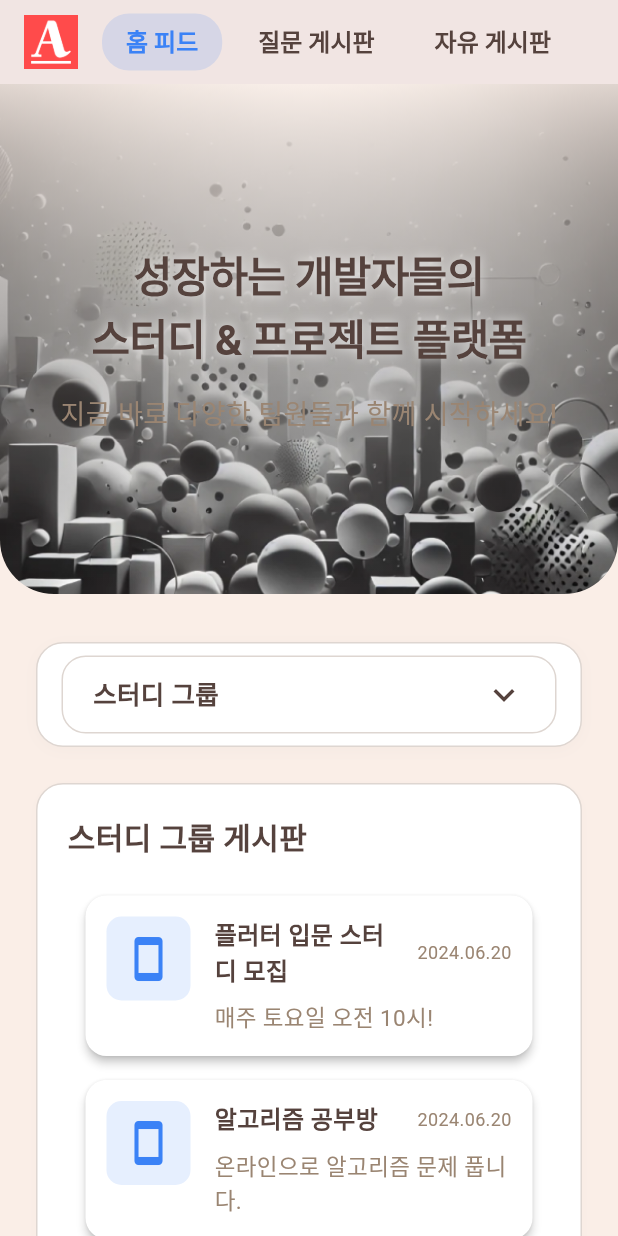
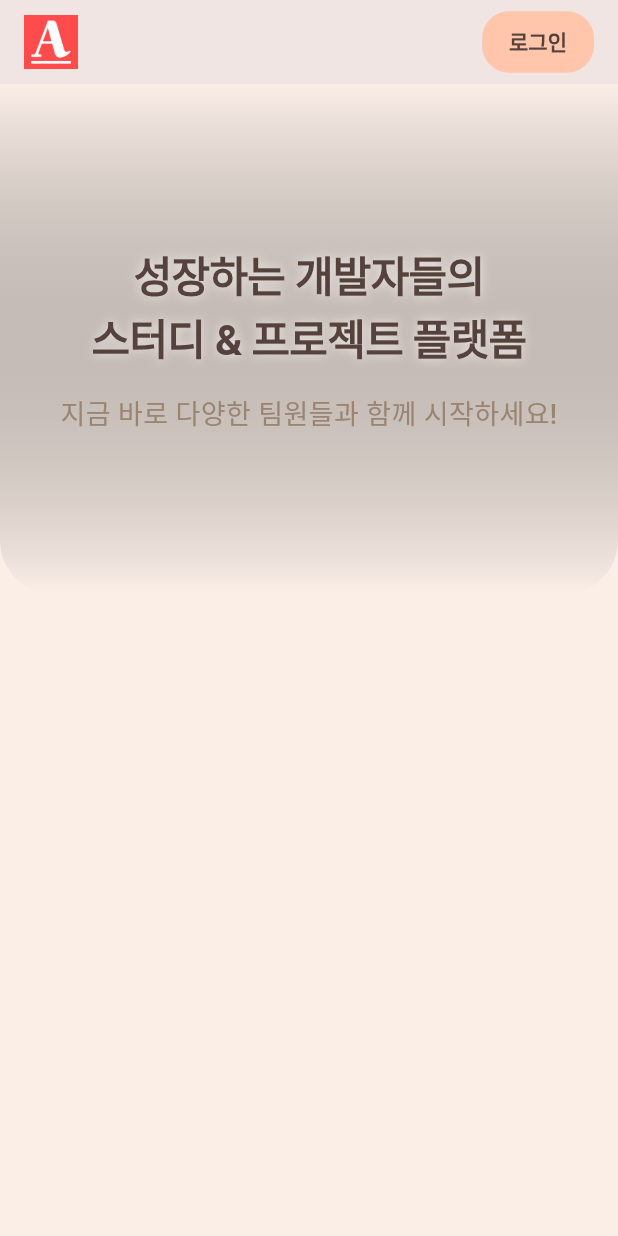
Before and after one commit to Afterburner2024/Afterburner-Flutter, a Flutter app: the screen it shows after launch, on a phone screen of 412 x 824 dp. Run offline on Flutter 3.47's test engine with Material 3 defaults, Android fonts, the phone set to English and light mode, and no system bars; our stand-ins replace firebase_auth, firebase_core; accounts and stored records are empty; Roboto replaces fonts that are missing (NotoSans).

Commit message:
메인 페이지 재작업

```diff
--- a/lib/boards/side_project_board.dart
+++ /dev/null
@@ -1,39 +0,0 @@
-import 'package:flutter/material.dart';
-import '../theme/app_theme.dart';
-import '../widgets/board_card.dart';
-
-class SideProjectBoard extends StatelessWidget {
-  const SideProjectBoard({super.key});
-
-  @override
-  Widget build(BuildContext context) {
-    return Column(
-      crossAxisAlignment: CrossAxisAlignment.start,
-      children: [
-        const Padding(
-          padding: EdgeInsets.only(left: 12.0, top: 4.0, bottom: 4.0),
-          child: Text(
-            '사이드 프로젝트 게시판',
-            style: TextStyle(
-              color: kPrimary,
-              fontSize: 20,
-              fontWeight: FontWeight.bold,
-            ),
-          ),
-        ),
-        BoardCard(
-          title: 'React + Node 커뮤니티 프로젝트',
-          description: '웹 개발자 모여라!',
-          imageUrl: 'https://picsum.photos/seed/project1/60/60', // 썸네일
-          date: '2024.06.21',
-        ),
-        BoardCard(
-          title: '모바일 앱 런칭 팀원 모집',
-          description: '기획, 디자인, 백엔드 구합니다.',
-          icon: Icons.smartphone, // 대표 아이콘
-          date: '2024.06.20',
-        ),
-      ],
-    );
-  }
-}
--- a/lib/boards/study_group_board.dart
+++ /dev/null
@@ -1,37 +0,0 @@
-import 'package:flutter/material.dart';
-import '../theme/app_theme.dart'; // 컬러/테마 import
-import '../widgets/board_card.dart';
-
-class StudyGroupBoard extends StatelessWidget {
-  const StudyGroupBoard({super.key});
-
-  @override
-  Widget build(BuildContext context) {
-    return Column(
-      crossAxisAlignment: CrossAxisAlignment.start,
-      children: const [
-        Text(
-          '스터디 그룹 게시판',
-          style: TextStyle(
-            color: kPrimary,
-            fontSize: 20,
-            fontWeight: FontWeight.bold,
-          ),
-        ),
-        SizedBox(height: 16),
-        BoardCard(
-          title: '플러터 입문 스터디 모집',
-          description: '매주 토요일 오전 10시!',
-          icon: Icons.smartphone, // 대표 아이콘
-          date: '2024.06.20',
-        ),
-        BoardCard(
-          title: '알고리즘 공부방',
-          description: '온라인으로 알고리즘 문제 풉니다.',
-          icon: Icons.smartphone, // 대표 아이콘
-          date: '2024.06.20',
-        ),
-      ],
-    );
-  }
-}
--- a/lib/screens/main_page.dart
+++ b/lib/screens/main_page.dart
@@ -1,21 +1,9 @@
 import 'package:flutter/material.dart';
 import '../theme/app_theme.dart';
-import '../widgets/custom_dropdown_button.dart';
-import '../widgets/header_menu_button.dart';
-import '../boards/study_group_board.dart';
-import '../boards/side_project_board.dart';
-import '../screens/question_board.dart';
 import '../screens/login_page.dart';
 
-class MainPage extends StatefulWidget {
+class MainPage extends StatelessWidget {
   const MainPage({super.key});
-  @override
-  State<MainPage> createState() => _MainPageState();
-}
-
-class _MainPageState extends State<MainPage> {
-  int _selectedHeader = 0;
-  String _selectedBoard = '스터디 그룹';
 
   @override
   Widget build(BuildContext context) {
@@ -25,11 +13,7 @@ class _MainPageState extends State<MainPage> {
         backgroundColor: kBackground,
         elevation: 1.5,
         automaticallyImplyLeading: false,
-        title: ScrollConfiguration(
-          behavior: ScrollConfiguration.of(context).copyWith(scrollbars: false),
-          child: SingleChildScrollView(
-            scrollDirection: Axis.horizontal,
-            child: Row(
+        title: Row(
           children: [
             GestureDetector(
               onTap: () {
@@ -41,36 +25,7 @@ class _MainPageState extends State<MainPage> {
                 fit: BoxFit.contain,
               ),
             ),
-                const SizedBox(width: 16),
-                HeaderMenuButton(
-                  label: '홈 피드',
-                  isActive: _selectedHeader == 0,
-                  activeColor: kAccent,
-                  textColor: kPrimary,
-                  onTap: () => setState(() => _selectedHeader = 0),
-                ),
-                const SizedBox(width: 8),
-                HeaderMenuButton(
-                  label: '질문 게시판',
-                  isActive: _selectedHeader == 1,
-                  activeColor: kAccent,
-                  textColor: kPrimary,
-                  onTap: () {
-                    Navigator.push(
-                      context,
-                      MaterialPageRoute(builder: (_) => const QuestionBoard()),
-                    );
-                  },
-                ),
-                const SizedBox(width: 8),
-                HeaderMenuButton(
-                  label: '자유 게시판',
-                  isActive: _selectedHeader == 2,
-                  activeColor: kAccent,
-                  textColor: kPrimary,
-                  onTap: () => setState(() => _selectedHeader = 2),
-                ),
-                const SizedBox(width: 24),
+            const Spacer(),
             TextButton(
               onPressed: () {
                 Navigator.push(
@@ -100,25 +55,12 @@ class _MainPageState extends State<MainPage> {
           ],
         ),
       ),
-        ),
-      ),
       body: ListView(
         children: [
           // Hero 영역
           Stack(
             alignment: Alignment.center,
             children: [
-              SizedBox(
-                width: double.infinity,
-                height: 340,
-                child: ClipRRect(
-                  borderRadius: const BorderRadius.vertical(bottom: Radius.circular(36)),
-                  child: Image.asset(
-                    'assets/background.png',
-                    fit: BoxFit.cover,
-                  ),
-                ),
-              ),
               Container(
                 width: double.infinity,
                 height: 340,
@@ -134,9 +76,9 @@ class _MainPageState extends State<MainPage> {
                   ),
                 ),
               ),
-              Column(
+              const Column(
                 mainAxisSize: MainAxisSize.min,
-                children: const [
+                children: [
                   Text(
                     '성장하는 개발자들의\n스터디 & 프로젝트 플랫폼',
                     style: TextStyle(
@@ -164,58 +106,6 @@ class _MainPageState extends State<MainPage> {
               ),
             ],
           ),
-          const SizedBox(height: 32),
-          // 드롭다운
-          Padding(
-            padding: const EdgeInsets.symmetric(horizontal: 24.0),
-            child: Container(
-              decoration: BoxDecoration(
-                color: kCard,
-                borderRadius: BorderRadius.circular(18),
-                boxShadow: [
-                  BoxShadow(
-                    color: kGray.withOpacity(0.20),
-                    blurRadius: 8,
-                    offset: const Offset(0, 2),
-                  ),
-                ],
-                border: Border.all(color: kGray, width: 1),
-              ),
-              padding: const EdgeInsets.symmetric(horizontal: 16, vertical: 8),
-              child: CustomDropdownButton(
-                value: _selectedBoard,
-                items: const ['스터디 그룹', '사이드 프로젝트'],
-                onChanged: (selected) => setState(() => _selectedBoard = selected),
-                backgroundColor: kCard,
-                textColor: kPrimary,
-                activeColor: kAccent,
-              ),
-            ),
-          ),
-          const SizedBox(height: 24),
-          // 게시판
-          Padding(
-            padding: const EdgeInsets.symmetric(horizontal: 24.0),
-            child: Container(
-              decoration: BoxDecoration(
-                color: kCard,
-                borderRadius: BorderRadius.circular(18),
-                boxShadow: [
-                  BoxShadow(
-                    color: kGray.withOpacity(0.10),
-                    blurRadius: 6,
-                    offset: const Offset(0, 2),
-                  ),
-                ],
-                border: Border.all(color: kGray, width: 1),
-              ),
-              padding: const EdgeInsets.all(20),
-              child: _selectedBoard == '스터디 그룹'
-                  ? const StudyGroupBoard()
-                  : const SideProjectBoard(),
-            ),
-          ),
-          const SizedBox(height: 36),
         ],
       ),
     );
--- a/lib/widgets/board_card.dart
+++ /dev/null
@@ -1,104 +0,0 @@
-import 'package:flutter/material.dart';
-import '../theme/app_theme.dart';
-
-class BoardCard extends StatelessWidget {
-  final String title;
-  final String description;
-  final String? imageUrl;       // 썸네일 이미지 (optional)
-  final IconData? icon;         // 대표 아이콘 (optional)
-  final String? date;           // 날짜 (optional)
-
-  const BoardCard({
-    required this.title,
-    required this.description,
-    this.imageUrl,
-    this.icon,
-    this.date,
-    super.key,
-  });
-
-  @override
-  Widget build(BuildContext context) {
-    return Card(
-      color: kCard,
-      shape: RoundedRectangleBorder(borderRadius: BorderRadius.circular(14)),
-      margin: const EdgeInsets.symmetric(horizontal: 12, vertical: 8),
-      elevation: 2.5,
-      child: Padding(
-        padding: const EdgeInsets.all(14.0),
-        child: Row(
-          crossAxisAlignment: CrossAxisAlignment.start,
-          children: [
-            // 썸네일 이미지 or 아이콘
-            if (imageUrl != null && imageUrl!.isNotEmpty)
-              ClipRRect(
-                borderRadius: BorderRadius.circular(10),
-                child: Image.network(
-                  imageUrl!,
-                  width: 56,
-                  height: 56,
-                  fit: BoxFit.cover,
-                ),
-              )
-            else if (icon != null)
-              Container(
-                width: 56,
-                height: 56,
-                decoration: BoxDecoration(
-                  color: kAccent.withOpacity(0.13),
-                  borderRadius: BorderRadius.circular(10),
-                ),
-                child: Icon(icon, size: 32, color: kAccent),
-              ),
-            if (imageUrl != null || icon != null) const SizedBox(width: 16),
-
-            // 텍스트 영역
-            Expanded(
-              child: Column(
-                crossAxisAlignment: CrossAxisAlignment.start,
-                children: [
-                  // 제목/날짜
-                  Row(
-                    crossAxisAlignment: CrossAxisAlignment.center,
-                    children: [
-                      Expanded(
-                        child: Text(
-                          title,
-                          style: const TextStyle(
-                            color: kPrimary,
-                            fontSize: 16,
-                            fontWeight: FontWeight.bold,
-                          ),
-                          maxLines: 2,
-                          overflow: TextOverflow.ellipsis,
-                        ),
-                      ),
-                      if (date != null && date!.isNotEmpty) ...[
-                        const SizedBox(width: 8),
-                        Text(
-                          date!,
-                          style: const TextStyle(
-                            color: kTextSub,
-                            fontSize: 12,
-                          ),
-                        ),
-                      ],
-                    ],
-                  ),
-                  const SizedBox(height: 8),
-                  Text(
-                    description,
-                    style: const TextStyle(
-                      color: kTextSub,
-                      fontSize: 15,
-                    ),
-                  ),
-                ],
-              ),
-            ),
-          ],
-        ),
-      ),
-    );
-  }
-}
```
Also changed, not shown: lib/screens/free_board.dart (deleted, +0 -58 lines), lib/screens/question_board.dart (deleted, +0 -291 lines), lib/screens/question_write_page.dart (deleted, +0 -95 lines), assets/background.png (deleted). Lines whose indentation alone changed are shown as unchanged.
